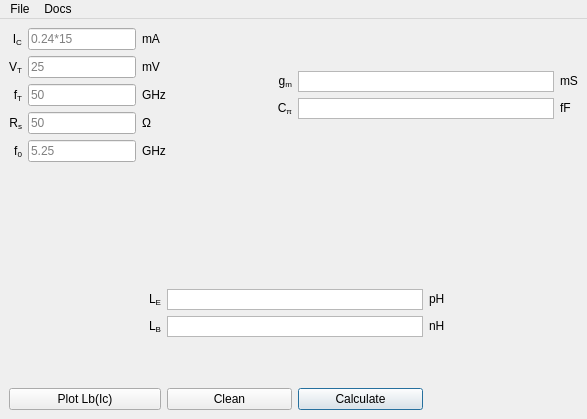
First picture: the form in ui/integrated_matching.ui, repository urbanij/syRF, before the edit.
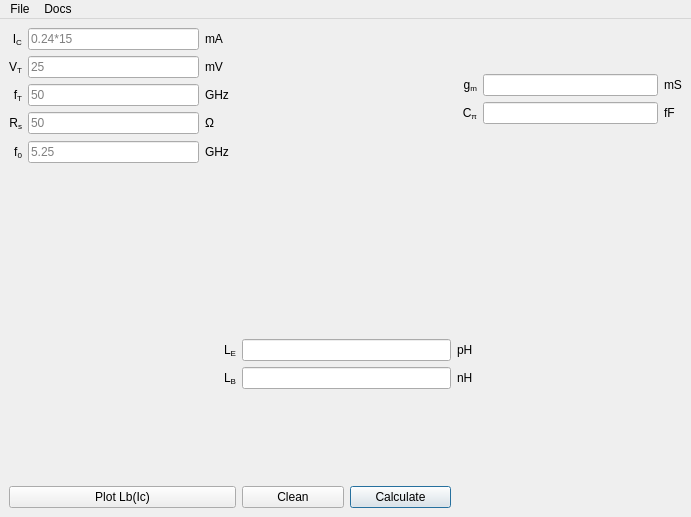
Second picture: the form after the edit.

```diff
--- a/ui/integrated_matching.ui
+++ b/ui/integrated_matching.ui
@@ -6,8 +6,8 @@
    <rect>
     <x>0</x>
     <y>0</y>
-    <width>587</width>
-    <height>419</height>
+    <width>691</width>
+    <height>517</height>
    </rect>
   </property>
   <property name="sizePolicy">
@@ -237,148 +237,7 @@
       </item>
       <item row="2" column="0" colspan="3">
        <layout class="QGridLayout" name="gridLayout_3">
-        <item row="2" column="2">
-         <spacer name="verticalSpacer_4">
-          <property name="orientation">
-           <enum>Qt::Vertical</enum>
-          </property>
-          <property name="sizeHint" stdset="0">
-           <size>
-            <width>20</width>
-            <height>40</height>
-           </size>
-          </property>
-         </spacer>
-        </item>
-        <item row="0" column="4">
-         <spacer name="horizontalSpacer_3">
-          <property name="orientation">
-           <enum>Qt::Horizontal</enum>
-          </property>
-          <property name="sizeHint" stdset="0">
-           <size>
-            <width>40</width>
-            <height>20</height>
-           </size>
-          </property>
-         </spacer>
-        </item>
-        <item row="0" column="0">
-         <spacer name="horizontalSpacer_2">
-          <property name="orientation">
-           <enum>Qt::Horizontal</enum>
-          </property>
-          <property name="sizeHint" stdset="0">
-           <size>
-            <width>40</width>
-            <height>20</height>
-           </size>
-          </property>
-         </spacer>
-        </item>
-        <item row="0" column="2">
-         <widget class="QTextBrowser" name="Le_text_browser">
-          <property name="sizePolicy">
-           <sizepolicy hsizetype="Expanding" vsizetype="Fixed">
-            <horstretch>0</horstretch>
-            <verstretch>0</verstretch>
-           </sizepolicy>
-          </property>
-          <property name="maximumSize">
-           <size>
-            <width>16777215</width>
-            <height>21</height>
-           </size>
-          </property>
-          <property name="verticalScrollBarPolicy">
-           <enum>Qt::ScrollBarAlwaysOff</enum>
-          </property>
-         </widget>
-        </item>
-        <item row="0" column="3">
-         <widget class="QLabel" name="label_95">
-          <property name="sizePolicy">
-           <sizepolicy hsizetype="Minimum" vsizetype="Preferred">
-            <horstretch>0</horstretch>
-            <verstretch>0</verstretch>
-           </sizepolicy>
-          </property>
-          <property name="text">
-           <string>&lt;html&gt;&lt;head/&gt;&lt;body&gt;&lt;p&gt;pH&lt;/p&gt;&lt;/body&gt;&lt;/html&gt;</string>
-          </property>
-          <property name="alignment">
-           <set>Qt::AlignLeading|Qt::AlignLeft|Qt::AlignVCenter</set>
-          </property>
-         </widget>
-        </item>
-        <item row="1" column="2">
-         <widget class="QTextBrowser" name="Lb_text_browser">
-          <property name="sizePolicy">
-           <sizepolicy hsizetype="Expanding" vsizetype="Fixed">
-            <horstretch>0</horstretch>
-            <verstretch>0</verstretch>
-           </sizepolicy>
-          </property>
-          <property name="maximumSize">
-           <size>
-            <width>16777215</width>
-            <height>21</height>
-           </size>
-          </property>
-          <property name="verticalScrollBarPolicy">
-           <enum>Qt::ScrollBarAlwaysOff</enum>
-          </property>
-         </widget>
-        </item>
-        <item row="1" column="3">
-         <widget class="QLabel" name="label_96">
-          <property name="sizePolicy">
-           <sizepolicy hsizetype="Minimum" vsizetype="Preferred">
-            <horstretch>0</horstretch>
-            <verstretch>0</verstretch>
-           </sizepolicy>
-          </property>
-          <property name="text">
-           <string>&lt;html&gt;&lt;head/&gt;&lt;body&gt;&lt;p&gt;nH&lt;/p&gt;&lt;/body&gt;&lt;/html&gt;</string>
-          </property>
-          <property name="alignment">
-           <set>Qt::AlignLeading|Qt::AlignLeft|Qt::AlignVCenter</set>
-          </property>
-         </widget>
-        </item>
-        <item row="0" column="1">
-         <widget class="QLabel" name="label_78">
-          <property name="sizePolicy">
-           <sizepolicy hsizetype="Minimum" vsizetype="Preferred">
-            <horstretch>0</horstretch>
-            <verstretch>0</verstretch>
-           </sizepolicy>
-          </property>
-          <property name="text">
-           <string>&lt;html&gt;&lt;head/&gt;&lt;body&gt;&lt;p&gt;L&lt;span style=&quot; vertical-align:sub;&quot;&gt;E&lt;/span&gt;&lt;/p&gt;&lt;/body&gt;&lt;/html&gt;</string>
-          </property>
-          <property name="alignment">
-           <set>Qt::AlignRight|Qt::AlignTrailing|Qt::AlignVCenter</set>
-          </property>
-         </widget>
-        </item>
-        <item row="1" column="1">
-         <widget class="QLabel" name="label_83">
-          <property name="sizePolicy">
-           <sizepolicy hsizetype="Minimum" vsizetype="Preferred">
-            <horstretch>0</horstretch>
-            <verstretch>0</verstretch>
-           </sizepolicy>
-          </property>
-          <property name="text">
-           <string>&lt;html&gt;&lt;head/&gt;&lt;body&gt;&lt;p&gt;L&lt;span style=&quot; vertical-align:sub;&quot;&gt;B&lt;/span&gt;&lt;/p&gt;&lt;/body&gt;&lt;/html&gt;</string>
-          </property>
-          <property name="alignment">
-           <set>Qt::AlignRight|Qt::AlignTrailing|Qt::AlignVCenter</set>
-          </property>
-         </widget>
-        </item>
-        <item row="3" column="2">
+        <item row="4" column="2">
          <layout class="QGridLayout" name="gridLayout_4">
           <item row="0" column="0">
            <widget class="QPushButton" name="clean_integrated_matching_button">
@@ -399,13 +258,130 @@
           </item>
          </layout>
         </item>
-        <item row="3" column="0" colspan="2">
+        <item row="0" column="4">
+         <spacer name="horizontalSpacer_3">
+          <property name="orientation">
+           <enum>Qt::Horizontal</enum>
+          </property>
+          <property name="sizeHint" stdset="0">
+           <size>
+            <width>40</width>
+            <height>20</height>
+           </size>
+          </property>
+         </spacer>
+        </item>
+        <item row="3" column="2">
+         <spacer name="verticalSpacer_4">
+          <property name="orientation">
+           <enum>Qt::Vertical</enum>
+          </property>
+          <property name="sizeHint" stdset="0">
+           <size>
+            <width>20</width>
+            <height>40</height>
+           </size>
+          </property>
+         </spacer>
+        </item>
+        <item row="0" column="3">
+         <widget class="QLabel" name="label_95">
+          <property name="sizePolicy">
+           <sizepolicy hsizetype="Minimum" vsizetype="Preferred">
+            <horstretch>0</horstretch>
+            <verstretch>0</verstretch>
+           </sizepolicy>
+          </property>
+          <property name="text">
+           <string>&lt;html&gt;&lt;head/&gt;&lt;body&gt;&lt;p&gt;pH&lt;/p&gt;&lt;/body&gt;&lt;/html&gt;</string>
+          </property>
+          <property name="alignment">
+           <set>Qt::AlignLeading|Qt::AlignLeft|Qt::AlignVCenter</set>
+          </property>
+         </widget>
+        </item>
+        <item row="0" column="1">
+         <widget class="QLabel" name="label_78">
+          <property name="sizePolicy">
+           <sizepolicy hsizetype="Minimum" vsizetype="Preferred">
+            <horstretch>0</horstretch>
+            <verstretch>0</verstretch>
+           </sizepolicy>
+          </property>
+          <property name="text">
+           <string>&lt;html&gt;&lt;head/&gt;&lt;body&gt;&lt;p&gt;L&lt;span style=&quot; vertical-align:sub;&quot;&gt;E&lt;/span&gt;&lt;/p&gt;&lt;/body&gt;&lt;/html&gt;</string>
+          </property>
+          <property name="alignment">
+           <set>Qt::AlignRight|Qt::AlignTrailing|Qt::AlignVCenter</set>
+          </property>
+         </widget>
+        </item>
+        <item row="4" column="0" colspan="2">
          <widget class="QPushButton" name="Lb_vs_Ic_button">
           <property name="text">
            <string>Plot Lb(Ic)</string>
           </property>
          </widget>
         </item>
+        <item row="0" column="0">
+         <spacer name="horizontalSpacer_2">
+          <property name="orientation">
+           <enum>Qt::Horizontal</enum>
+          </property>
+          <property name="sizeHint" stdset="0">
+           <size>
+            <width>40</width>
+            <height>20</height>
+           </size>
+          </property>
+         </spacer>
+        </item>
+        <item row="0" column="2">
+         <widget class="QLineEdit" name="Le_text_browser">
+          <property name="readOnly">
+           <bool>true</bool>
+          </property>
+         </widget>
+        </item>
+        <item row="1" column="2" rowspan="2">
+         <widget class="QLineEdit" name="Lb_text_browser">
+          <property name="readOnly">
+           <bool>true</bool>
+          </property>
+         </widget>
+        </item>
+        <item row="1" column="1" rowspan="2">
+         <widget class="QLabel" name="label_83">
+          <property name="sizePolicy">
+           <sizepolicy hsizetype="Minimum" vsizetype="Preferred">
+            <horstretch>0</horstretch>
+            <verstretch>0</verstretch>
+           </sizepolicy>
+          </property>
+          <property name="text">
+           <string>&lt;html&gt;&lt;head/&gt;&lt;body&gt;&lt;p&gt;L&lt;span style=&quot; vertical-align:sub;&quot;&gt;B&lt;/span&gt;&lt;/p&gt;&lt;/body&gt;&lt;/html&gt;</string>
+          </property>
+          <property name="alignment">
+           <set>Qt::AlignRight|Qt::AlignTrailing|Qt::AlignVCenter</set>
+          </property>
+         </widget>
+        </item>
+        <item row="1" column="3" rowspan="2">
+         <widget class="QLabel" name="label_96">
+          <property name="sizePolicy">
+           <sizepolicy hsizetype="Minimum" vsizetype="Preferred">
+            <horstretch>0</horstretch>
+            <verstretch>0</verstretch>
+           </sizepolicy>
+          </property>
+          <property name="text">
+           <string>&lt;html&gt;&lt;head/&gt;&lt;body&gt;&lt;p&gt;nH&lt;/p&gt;&lt;/body&gt;&lt;/html&gt;</string>
+          </property>
+          <property name="alignment">
+           <set>Qt::AlignLeading|Qt::AlignLeft|Qt::AlignVCenter</set>
+          </property>
+         </widget>
+        </item>
        </layout>
       </item>
       <item row="1" column="0">
@@ -423,7 +399,14 @@
       </item>
       <item row="0" column="2">
        <layout class="QGridLayout" name="gridLayout_2">
-        <item row="2" column="0">
+        <item row="2" column="1">
+         <widget class="QLineEdit" name="gm_text_browser">
+          <property name="readOnly">
+           <bool>true</bool>
+          </property>
+         </widget>
+        </item>
+        <item row="3" column="0">
          <widget class="QLabel" name="label_94">
           <property name="sizePolicy">
            <sizepolicy hsizetype="Minimum" vsizetype="Preferred">
@@ -439,7 +422,7 @@
           </property>
          </widget>
         </item>
-        <item row="2" column="2" colspan="2">
+        <item row="3" column="2" colspan="2">
          <widget class="QLabel" name="label_98">
           <property name="sizePolicy">
            <sizepolicy hsizetype="Minimum" vsizetype="Preferred">
@@ -455,7 +438,7 @@
           </property>
          </widget>
         </item>
-        <item row="1" column="0">
+        <item row="2" column="0">
          <widget class="QLabel" name="label_93">
           <property name="sizePolicy">
            <sizepolicy hsizetype="Minimum" vsizetype="Preferred">
@@ -471,45 +454,7 @@
           </property>
          </widget>
         </item>
-        <item row="1" column="1">
-         <widget class="QTextBrowser" name="gm_text_browser">
-          <property name="sizePolicy">
-           <sizepolicy hsizetype="Expanding" vsizetype="Fixed">
-            <horstretch>0</horstretch>
-            <verstretch>0</verstretch>
-           </sizepolicy>
-          </property>
-          <property name="maximumSize">
-           <size>
-            <width>16777215</width>
-            <height>21</height>
-           </size>
-          </property>
-          <property name="verticalScrollBarPolicy">
-           <enum>Qt::ScrollBarAlwaysOff</enum>
-          </property>
-         </widget>
-        </item>
-        <item row="2" column="1">
-         <widget class="QTextBrowser" name="c_pi_text_browser">
-          <property name="sizePolicy">
-           <sizepolicy hsizetype="Expanding" vsizetype="Fixed">
-            <horstretch>0</horstretch>
-            <verstretch>0</verstretch>
-           </sizepolicy>
-          </property>
-          <property name="maximumSize">
-           <size>
-            <width>16777215</width>
-            <height>21</height>
-           </size>
-          </property>
-          <property name="verticalScrollBarPolicy">
-           <enum>Qt::ScrollBarAlwaysOff</enum>
-          </property>
-         </widget>
-        </item>
-        <item row="1" column="2" colspan="2">
+        <item row="2" column="2" colspan="2">
          <widget class="QLabel" name="label_97">
           <property name="sizePolicy">
            <sizepolicy hsizetype="Minimum" vsizetype="Preferred">
@@ -525,20 +470,14 @@
           </property>
          </widget>
         </item>
-        <item row="0" column="1">
-         <spacer name="verticalSpacer">
-          <property name="orientation">
-           <enum>Qt::Vertical</enum>
-          </property>
-          <property name="sizeHint" stdset="0">
-           <size>
-            <width>20</width>
-            <height>40</height>
-           </size>
-          </property>
-         </spacer>
-        </item>
         <item row="3" column="1">
+         <widget class="QLineEdit" name="c_pi_text_browser">
+          <property name="readOnly">
+           <bool>true</bool>
+          </property>
+         </widget>
+        </item>
+        <item row="4" column="0" rowspan="2" colspan="4">
          <spacer name="verticalSpacer_2">
           <property name="orientation">
            <enum>Qt::Vertical</enum>
@@ -551,6 +490,19 @@
           </property>
          </spacer>
         </item>
+        <item row="0" column="0" rowspan="2" colspan="4">
+         <spacer name="verticalSpacer">
+          <property name="orientation">
+           <enum>Qt::Vertical</enum>
+          </property>
+          <property name="sizeHint" stdset="0">
+           <size>
+            <width>20</width>
+            <height>40</height>
+           </size>
+          </property>
+         </spacer>
+        </item>
        </layout>
       </item>
      </layout>
@@ -562,7 +514,7 @@
     <rect>
      <x>0</x>
      <y>0</y>
-     <width>587</width>
+     <width>691</width>
      <height>22</height>
     </rect>
    </property>
```
Left out of the diff: 30 changed lines with no effect on the pictures.
